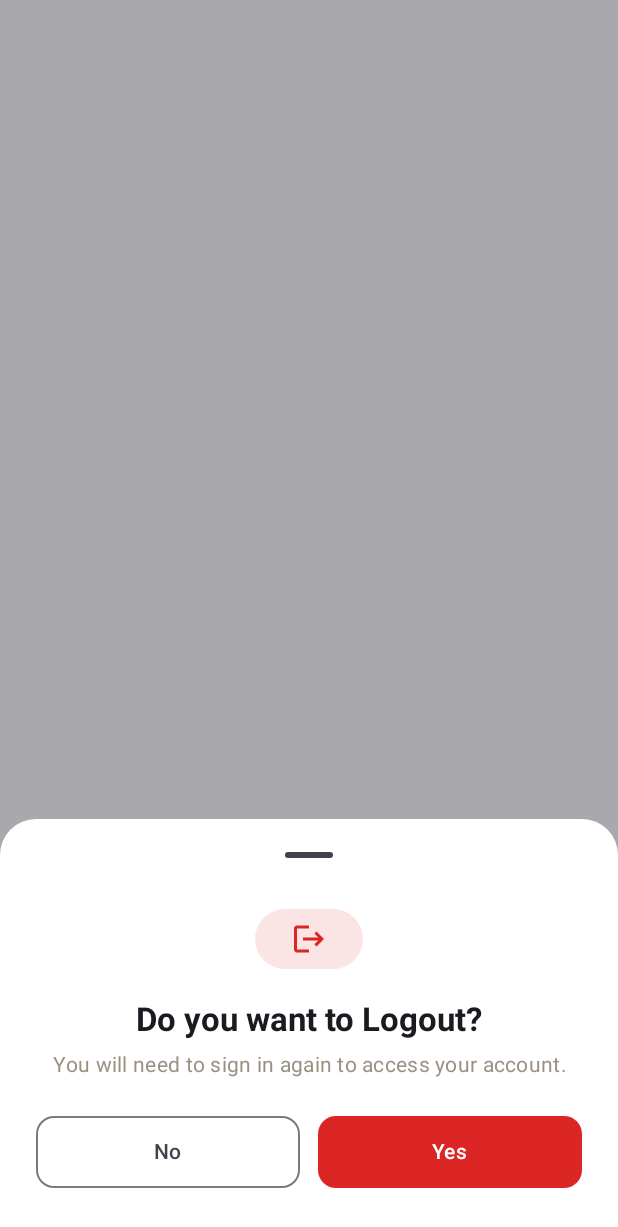
After one commit to NaveenUdesh043/Aroundly---Closer-than-you-think, an Android app built with Jetpack Compose: the composable LogoutConfirmBottomSheet shown on its own in the app's theme, on a phone screen of 412 x 824 dp. The commit adds this screen. Shown: the top 1227 px of the screen. Run offline under Robolectric (Android 15) with nearby library versions, the phone set to English and light mode, and no system bars.

Commit message:
adding Logout Bottom sheet

```diff
--- /dev/null
+++ b/app/src/main/java/com/aroundly/aroundly/uiLibrary/common/LogoutConfirmBottomSheet.kt
@@ -0,0 +1,121 @@
+package com.aroundly.aroundly.uiLibrary.common
+
+import androidx.compose.foundation.layout.Arrangement
+import androidx.compose.foundation.layout.Column
+import androidx.compose.foundation.layout.Row
+import androidx.compose.foundation.layout.Spacer
+import androidx.compose.foundation.layout.fillMaxWidth
+import androidx.compose.foundation.layout.height
+import androidx.compose.foundation.layout.padding
+import androidx.compose.foundation.layout.size
+import androidx.compose.foundation.shape.RoundedCornerShape
+import androidx.compose.material.icons.Icons
+import androidx.compose.material.icons.automirrored.filled.Logout
+import androidx.compose.material3.Button
+import androidx.compose.material3.ButtonDefaults
+import androidx.compose.material3.ExperimentalMaterial3Api
+import androidx.compose.material3.Icon
+import androidx.compose.material3.MaterialTheme
+import androidx.compose.material3.ModalBottomSheet
+import androidx.compose.material3.OutlinedButton
+import androidx.compose.material3.Text
+import androidx.compose.runtime.Composable
+import androidx.compose.ui.Alignment
+import androidx.compose.ui.Modifier
+import androidx.compose.ui.graphics.Color
+import androidx.compose.ui.text.font.FontWeight
+import androidx.compose.ui.text.style.TextAlign
+import androidx.compose.ui.unit.dp
+import com.aroundly.aroundly.ui.theme.Rose
+import com.aroundly.aroundly.ui.theme.TextMuted
+import com.aroundly.aroundly.ui.theme.White
+import androidx.compose.material3.rememberModalBottomSheetState
+
+@OptIn(ExperimentalMaterial3Api::class)
+@Composable
+fun LogoutConfirmBottomSheet(
+    onConfirm: () -> Unit,
+    onDismiss: () -> Unit
+) {
+    val sheetState = rememberModalBottomSheetState(skipPartiallyExpanded = true)
+
+    ModalBottomSheet(
+        onDismissRequest = onDismiss,
+        sheetState = sheetState,
+        shape = RoundedCornerShape(topStart = 24.dp, topEnd = 24.dp),
+        containerColor = Color.White
+    ) {
+        Column(
+            modifier = Modifier
+                .fillMaxWidth()
+                .padding(horizontal = 24.dp)
+                .padding(bottom = 32.dp),
+            horizontalAlignment = Alignment.CenterHorizontally
+        ) {
+            Spacer(Modifier.height(8.dp))
+
+            Button(
+                onClick = {},
+                enabled = false,
+                colors = ButtonDefaults.buttonColors(
+                    containerColor = Rose.copy(alpha = 0.12f),
+                    disabledContainerColor = Rose.copy(alpha = 0.12f),
+                    disabledContentColor = Rose
+                ),
+                shape = RoundedCornerShape(50)
+            ) {
+                Icon(
+                    Icons.AutoMirrored.Filled.Logout,
+                    contentDescription = null,
+                    tint = Rose
+                )
+            }
+
+            Spacer(Modifier.height(16.dp))
+
+            Text(
+                "Do you want to Logout?",
+                style = MaterialTheme.typography.titleLarge,
+                fontWeight = FontWeight.Bold,
+                textAlign = TextAlign.Center
+            )
+
+            Spacer(Modifier.height(6.dp))
+
+            Text(
+                "You will need to sign in again to access your account.",
+                style = MaterialTheme.typography.bodyMedium,
+                color = TextMuted,
+                textAlign = TextAlign.Center
+            )
+
+            Spacer(Modifier.height(24.dp))
+
+            Row(
+                modifier = Modifier.fillMaxWidth(),
+                horizontalArrangement = Arrangement.spacedBy(12.dp)
+            ) {
+                OutlinedButton(
+                    onClick = onDismiss,
+                    modifier = Modifier
+                        .weight(1f)
+                        .height(48.dp),
+                    shape = RoundedCornerShape(12.dp)
+                ) {
+                    Text("No", fontWeight = FontWeight.SemiBold)
+                }
+
+                Button(
+                    onClick = onConfirm,
+                    modifier = Modifier
+                        .weight(1f)
+                        .height(48.dp),
+                    colors = ButtonDefaults.buttonColors(containerColor = Rose),
+                    shape = RoundedCornerShape(12.dp)
+                ) {
+                    Text("Yes", fontWeight = FontWeight.SemiBold, color = White)
+                }
+            }
+        }
+    }
+}
--- a/gradle.properties
+++ b/gradle.properties
@@ -23,5 +23,5 @@ kotlin.code.style=official
 android.nonTransitiveRClass=true
 
 # App version
-VERSION_CODE=2
+VERSION_CODE=3
 VERSION_NAME=1.1.0
```
Also changed, not shown: app/src/main/java/com/aroundly/aroundly/uiLibrary/admin/AdminDashboardScreen.kt (+14 -1 lines), app/src/main/java/com/aroundly/aroundly/uiLibrary/dashboard/DashboardScreen.kt (+14 -1 lines), app/src/main/java/com/aroundly/aroundly/uiLibrary/manager/ManagerDashboardScreen.kt (+14 -1 lines), app/src/main/java/com/aroundly/aroundly/uiLibrary/map/MapScreen.kt (+10 -3 lines), 1 other file.
